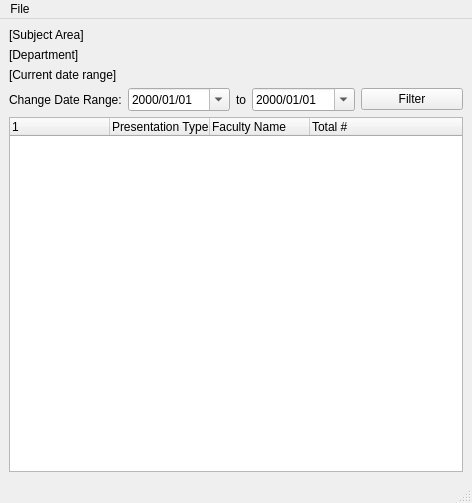
Old version of the form src/ui/DashboardWindow.ui in the repository Myu84/CSS.
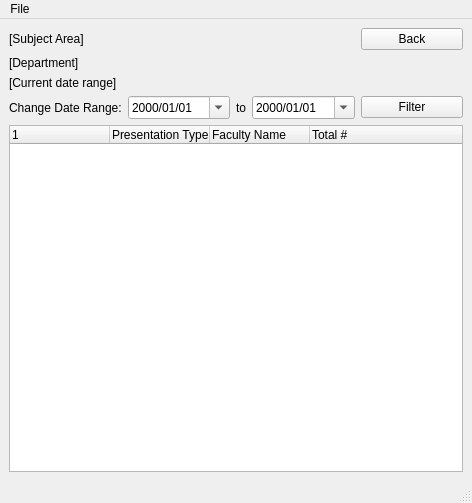
New version of the form.

Commit message:
added a "back" function
allows the user to go back to the file picker and reselect another file

```diff
--- a/src/ui/DashboardWindow.ui
+++ b/src/ui/DashboardWindow.ui
@@ -110,6 +110,13 @@
       </property>
      </widget>
     </item>
+    <item row="0" column="4">
+     <widget class="QPushButton" name="backButton">
+      <property name="text">
+       <string>Back</string>
+      </property>
+     </widget>
+    </item>
    </layout>
   </widget>
   <widget class="QMenuBar" name="menubar">
```
The commit also changes 2 other files.
